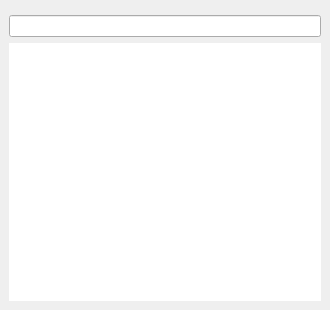
First picture: the form in src/tokriwindow.ui, repository jarusll/tokri, before the edit.
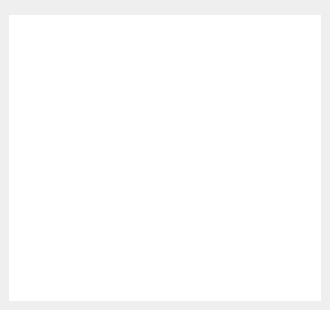
Second picture: the form after the edit. Custom widgets are drawn as their Qt base class.

Commit message: remove search bar

The edit to the form file:
```diff
--- a/src/tokriwindow.ui
+++ b/src/tokriwindow.ui
@@ -18,9 +18,6 @@
     <item>
      <widget class="DragHandle" name="widget" native="true"/>
     </item>
-    <item>
-     <widget class="QLineEdit" name="searchBar"/>
-    </item>
     <item>
      <widget class="NoInternalDragListView" name="listView">
       <property name="acceptDrops">
```
The commit also changes 1 other file.
